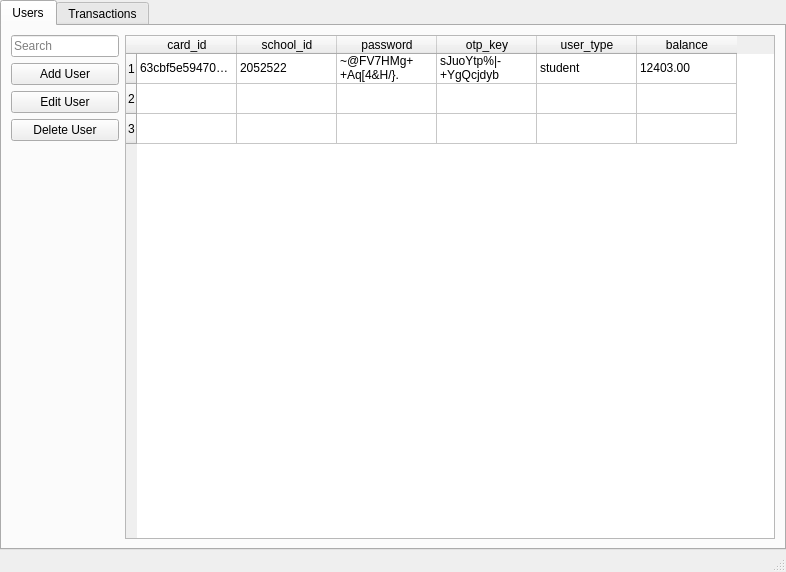
First picture: the form in qt/admin.ui, repository 1icolo/AUPay, before the edit.
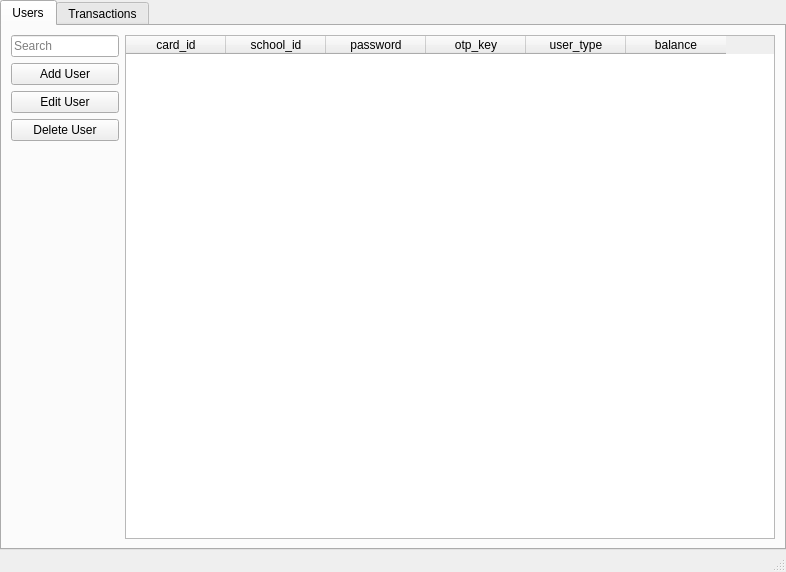
Second picture: the form after the edit. Icons and pictures are not drawn.

Diff of the .ui file:
```diff
--- a/qt/admin.ui
+++ b/qt/admin.ui
@@ -103,21 +103,6 @@
             <verstretch>0</verstretch>
            </sizepolicy>
           </property>
-          <row>
-           <property name="text">
-            <string>1</string>
-           </property>
-          </row>
-          <row>
-           <property name="text">
-            <string>2</string>
-           </property>
-          </row>
-          <row>
-           <property name="text">
-            <string>3</string>
-           </property>
-          </row>
           <column>
            <property name="text">
             <string>card_id</string>
@@ -148,36 +133,6 @@
             <string>balance</string>
            </property>
           </column>
-          <item row="0" column="0">
-           <property name="text">
-            <string>63cbf5e5947050d54c2ce880</string>
-           </property>
-          </item>
-          <item row="0" column="1">
-           <property name="text">
-            <string>2052522</string>
-           </property>
-          </item>
-          <item row="0" column="2">
-           <property name="text">
-            <string>~@FV7HMg++Aq[4&amp;H/}.</string>
-           </property>
-          </item>
-          <item row="0" column="3">
-           <property name="text">
-            <string>sJuoYtp%|-+YgQcjdyb</string>
-           </property>
-          </item>
-          <item row="0" column="4">
-           <property name="text">
-            <string>student</string>
-           </property>
-          </item>
-          <item row="0" column="5">
-           <property name="text">
-            <string>12403.00</string>
-           </property>
-          </item>
          </widget>
         </item>
        </layout>
```
Left out of the diff: 2 changed lines with no effect on the pictures.
